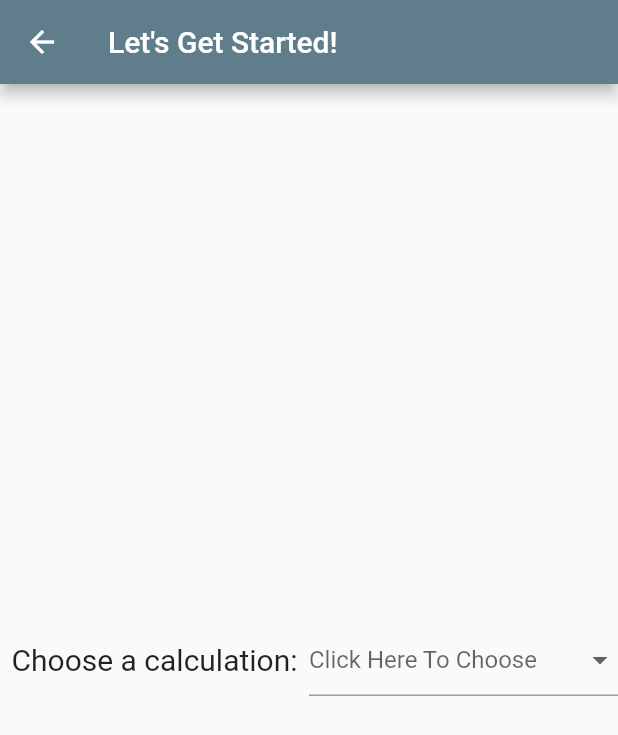
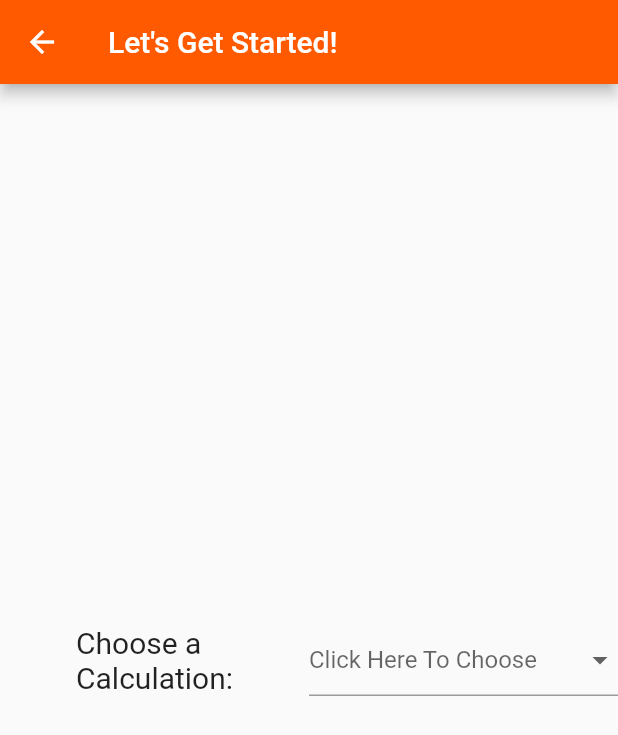
Before and after one commit to mikeraymond7/GitFit, a Flutter app: the screen it shows after launch, after a tap on "Calculations", on a phone screen of 412 x 824 dp. Shown: the top 735 px of the screen. Run offline on Flutter 3.47's test engine with Material 2 defaults, Android fonts, the light colour scheme and no system bars; our stand-ins replace sqflite; accounts and stored records are empty.

Commit message:
Midterm Edition Complete

```diff
--- a/lib/app/controller.dart
+++ b/lib/app/controller.dart
@@ -1,8 +1,12 @@
+// ignore_for_file: deprecated_member_use
+
 import 'package:flutter/cupertino.dart';
 import 'package:flutter/material.dart';
 import 'package:git_fit/ui/goals/goals.dart';
 import 'package:git_fit/ui/home/home_page.dart';
 import 'package:git_fit/ui/calcs/calcs.dart';
+import 'package:git_fit/ui/stats/stats.dart';
+import 'package:git_fit/config/colors.dart';
 
 // ignore: use_key_in_widget_constructors
 class NavPage extends StatefulWidget {
@@ -17,6 +21,7 @@ class _NavPageState extends State<NavPage> {
     HomePage(),
     GoalsPage(),
     CalcsPage(),
+    StatsPage(),
   ];
 
   void _changeIdx(int idx) {
@@ -29,23 +34,55 @@ class _NavPageState extends State<NavPage> {
   Widget build(BuildContext context) {
     return Scaffold(
       body: _indexList[_idx],
-      bottomNavigationBar:
-          BottomNavigationBar(onTap: _changeIdx, currentIndex: _idx,
-              // ignore: prefer_const_literals_to_create_immutables
-              items: const <BottomNavigationBarItem>[
-            BottomNavigationBarItem(
-              icon: Icon(Icons.home_outlined),
-              label: 'Home',
+      bottomNavigationBar: BottomNavigationBar(
+        type: BottomNavigationBarType.fixed,
+        backgroundColor: Colors.black,
+        fixedColor: Palette.mainOrange,
+        onTap: _changeIdx, currentIndex: _idx,
+        // ignore: prefer_const_literals_to_create_immutables
+        items: <BottomNavigationBarItem>[
+          BottomNavigationBarItem(
+            icon: Icon(
+              Icons.home_outlined,
+              color: Palette.mainOrange,
             ),
-            BottomNavigationBarItem(
-              icon: Icon(Icons.lightbulb_outline),
-              label: 'Goals',
+            title: Text(
+              'Home',
+              style: TextStyle(color: Palette.mainOrange),
             ),
-            BottomNavigationBarItem(
-              icon: Icon(Icons.insert_chart_outlined),
-              label: 'Calculations',
-            )
-          ]),
+          ),
+          BottomNavigationBarItem(
+            icon: Icon(
+              Icons.lightbulb_outline,
+              color: Palette.mainOrange,
+            ),
+            title: Text(
+              'Goals',
+              style: TextStyle(color: Palette.mainOrange),
+            ),
+          ),
+          BottomNavigationBarItem(
+            icon: Icon(
+              Icons.calculate_outlined,
+              color: Palette.mainOrange,
+            ),
+            title: Text(
+              'Calculations',
+              style: TextStyle(color: Palette.mainOrange),
+            ),
+          ),
+          BottomNavigationBarItem(
+            icon: Icon(
+              Icons.insert_chart_outlined,
+              color: Palette.mainOrange,
+            ),
+            title: Text(
+              'Statistics',
+              style: TextStyle(color: Palette.mainOrange),
+            ),
+          ),
+        ],
+      ),
     );
   }
 }
--- a/lib/app/git_fit_app.dart
+++ b/lib/app/git_fit_app.dart
@@ -2,8 +2,10 @@ import 'package:flutter/material.dart';
 import 'package:git_fit/ui/home/home_page.dart';
 import 'package:git_fit/ui/calcs/calcs.dart';
 import 'package:git_fit/ui/goals/goals.dart';
+import 'package:git_fit/ui/stats/stats.dart';
 import 'package:git_fit/app/controller.dart';
 import 'package:flutter/widgets.dart';
+import 'package:git_fit/config/colors.dart';
 
 //import 'package:git_fit/database/database.dart';
 
@@ -23,10 +25,11 @@ class _GitPageState extends State<GitPage> {
         '/home': (context) => HomePage(),
         '/calcs': (context) => CalcsPage(),
         '/goals': (context) => GoalsPage(),
+        '/stats': (context) => StatsPage(),
       },
       theme: ThemeData(
         //backgroundColor: const Color(0xffb0bec5),
-        primarySwatch: Colors.blueGrey,
+        primarySwatch: Palette.mainOrange,
       ),
       home: NavPage(),
     );
--- /dev/null
+++ b/lib/config/colors.dart
@@ -0,0 +1,19 @@
+import 'package:flutter/material.dart';
+
+class Palette {
+  static const MaterialColor mainOrange = MaterialColor(
+    0xffff5a00, // 0% comes in here, this will be color picked if no shade is selected when defining a Color property which doesn’t require a swatch.
+    <int, Color>{
+      50: Color(0xffff5a00), //10%
+      100: Color(0xffff6100), //20%
+      200: Color(0xffff6100), //30%
+      300: Color(0xffff6100), //40%
+      400: Color(0xffff6100), //50%
+      500: Color(0xffff6100), //60%
+      600: Color(0xffff6100), //70%
+      700: Color(0xffff6100), //80%
+      800: Color(0xffff6100), //90%
+      900: Color(0xffff6100), //100%
+    },
+  );
+}
--- a/lib/ui/calcs/body_fat.dart
+++ b/lib/ui/calcs/body_fat.dart
@@ -167,9 +167,9 @@ class IoBfp extends StatelessWidget {
                       title: const Text('Body Fat %:'),
                       content: Text("Body Fat: " +
                           bfp.round().toString() +
-                          "%\n\tFat: " +
+                          "%\n\nFat: " +
                           fat.toString() +
-                          " lbs\n\tLean: " +
+                          " lbs\nLean: " +
                           lean.toString() +
                           " lbs"),
                       actions: <Widget>[
--- a/lib/ui/calcs/calcs.dart
+++ b/lib/ui/calcs/calcs.dart
@@ -25,7 +25,7 @@ class _CalcsPageState extends State<CalcsPage> {
             Expanded(
               child: Center(
                 child: Text(
-                  "Choose a calculation:",
+                  "Choose a \nCalculation:",
                   style: TextStyle(fontSize: 20),
                 ),
               ),
--- a/lib/ui/home/home_page.dart
+++ b/lib/ui/home/home_page.dart
@@ -1,4 +1,5 @@
 import 'package:flutter/material.dart';
+import 'package:git_fit/config/colors.dart';
 
 // ignore: use_key_in_widget_constructors
 class HomePage extends StatefulWidget {
@@ -15,17 +16,23 @@ class _HomePageState extends State<HomePage> {
   Widget build(BuildContext context) {
     // returns constant Dashboard navigator buttons
     return Scaffold(
-      backgroundColor: Colors.blueGrey,
       appBar: AppBar(
+        backgroundColor: Colors.black,
         title: const Center(
           child: Text(
             "GitFit",
-            style: TextStyle(fontSize: 30),
+            style: TextStyle(
+              fontSize: 35,
+              color: Palette.mainOrange,
+              fontWeight: FontWeight.bold,
+            ),
           ),
         ),
       ),
       // List of Dashboard objects below Home UI
-      body: ListView(physics: const NeverScrollableScrollPhysics(), children: [
+      body: ListView(
+        physics: const NeverScrollableScrollPhysics(),
+        children: [
           Padding(
             padding: const EdgeInsets.all(20.0),
             child: Image.asset('lib/ui/graphics/lifter.png'),
@@ -38,7 +45,9 @@ class _HomePageState extends State<HomePage> {
                 path: '/goals',
                 name: 'Current Goals',
                 description: 'Check out your\nPersonal Goals!',
-            ))),
+              ),
+            ),
+          ),
           Padding(
             padding: const EdgeInsets.all(8.0),
             child: Flexible(
@@ -49,7 +58,8 @@ class _HomePageState extends State<HomePage> {
               ),
             ),
           ),
-      ]),
+        ],
+      ),
     );
   }
 }
@@ -71,7 +81,8 @@ class DashBoard extends StatelessWidget {
     return ElevatedButton(
       style: ButtonStyle(
         fixedSize: MaterialStateProperty.all(const Size(50, 60)),
-            backgroundColor: MaterialStateProperty.all<Color>(Colors.white38)),
+        backgroundColor: MaterialStateProperty.all<Color>(Colors.black),
+      ),
       onPressed: () {
         Navigator.pushNamed(context, path);
       },
@@ -80,21 +91,30 @@ class DashBoard extends StatelessWidget {
         children: <Widget>[
           Expanded(
             child: Center(
-                    child: Text(name,
-                        style: const TextStyle(
+              child: Text(
+                name,
+                style: TextStyle(
                   fontWeight: FontWeight.bold,
                   fontSize: 20,
-                        )))),
+                  color: Palette.mainOrange,
+                ),
+              ),
+            ),
+          ),
           Expanded(
             child: Center(
-                child: Text(description,
-                    style: const TextStyle(
+              child: Text(
+                description,
+                style: TextStyle(
                   fontStyle: FontStyle.italic,
                   fontSize: 18,
-                    )),
+                  color: Palette.mainOrange,
+                ),
+              ),
             ),
           )
         ],
-        ));
+      ),
+    );
   }
 }
```
Also changed, not shown: lib/ui/calcs/body_mass.dart (+3 -17 lines), lib/ui/goals/goals.dart (+8 -4 lines), lib/ui/stats/stats.dart (added, +24 -0 lines). Lines whose indentation alone changed are shown as unchanged.
